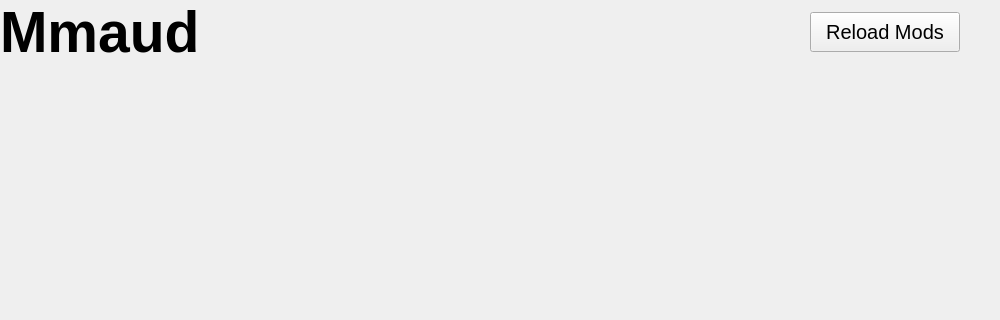
lo-opix/mmaud-gui, file mainwindow.ui: the form before one commit; both pictures show x 0 to 1000 and y 0 to 320 of the 1000 by 600 pixel window.
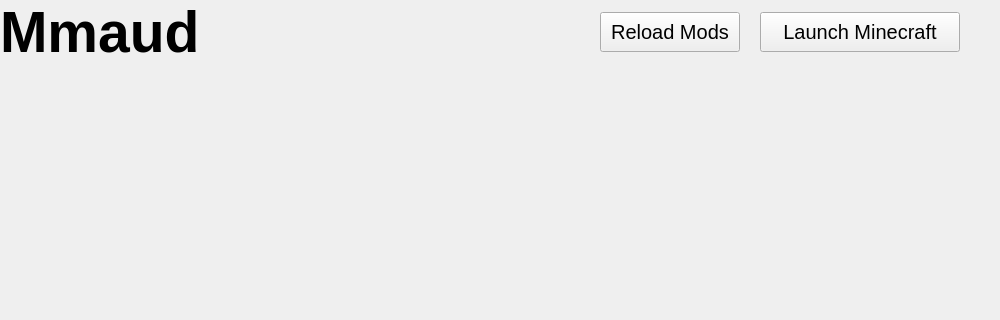
The form after the commit.

Commit message: Adding "Launch Minecraft" button

```diff
--- a/mainwindow.ui
+++ b/mainwindow.ui
@@ -72,6 +72,9 @@
        </property>
        <item>
         <layout class="QHBoxLayout" name="horizontalLayout">
+         <property name="spacing">
+          <number>20</number>
+         </property>
          <item>
           <widget class="QLabel" name="label_2">
            <property name="font">
@@ -108,20 +111,20 @@
          <item>
           <widget class="QPushButton" name="ReloadMods">
            <property name="sizePolicy">
-            <sizepolicy hsizetype="Maximum" vsizetype="Maximum">
+            <sizepolicy hsizetype="Preferred" vsizetype="Preferred">
              <horstretch>0</horstretch>
              <verstretch>0</verstretch>
             </sizepolicy>
            </property>
            <property name="minimumSize">
             <size>
-             <width>20</width>
-             <height>20</height>
+             <width>0</width>
+             <height>0</height>
             </size>
            </property>
            <property name="maximumSize">
             <size>
-             <width>150</width>
+             <width>140</width>
              <height>40</height>
             </size>
            </property>
@@ -161,7 +164,37 @@
           </widget>
          </item>
          <item>
-          <spacer name="horizontalSpacer_2">
+          <widget class="QPushButton" name="LaunchMinecraftBTN">
+           <property name="sizePolicy">
+            <sizepolicy hsizetype="Preferred" vsizetype="Preferred">
+             <horstretch>0</horstretch>
+             <verstretch>0</verstretch>
+            </sizepolicy>
+           </property>
+           <property name="minimumSize">
+            <size>
+             <width>120</width>
+             <height>40</height>
+            </size>
+           </property>
+           <property name="maximumSize">
+            <size>
+             <width>200</width>
+             <height>40</height>
+            </size>
+           </property>
+           <property name="font">
+            <font>
+             <pointsize>15</pointsize>
+            </font>
+           </property>
+           <property name="text">
+            <string>Launch Minecraft</string>
+           </property>
+          </widget>
+         </item>
+         <item>
+          <spacer name="horizontalSpacer_3">
            <property name="orientation">
             <enum>Qt::Horizontal</enum>
            </property>
```
Left out of the diff: 15 changed lines with no effect on the pictures. The commit also changes 3 other files.
